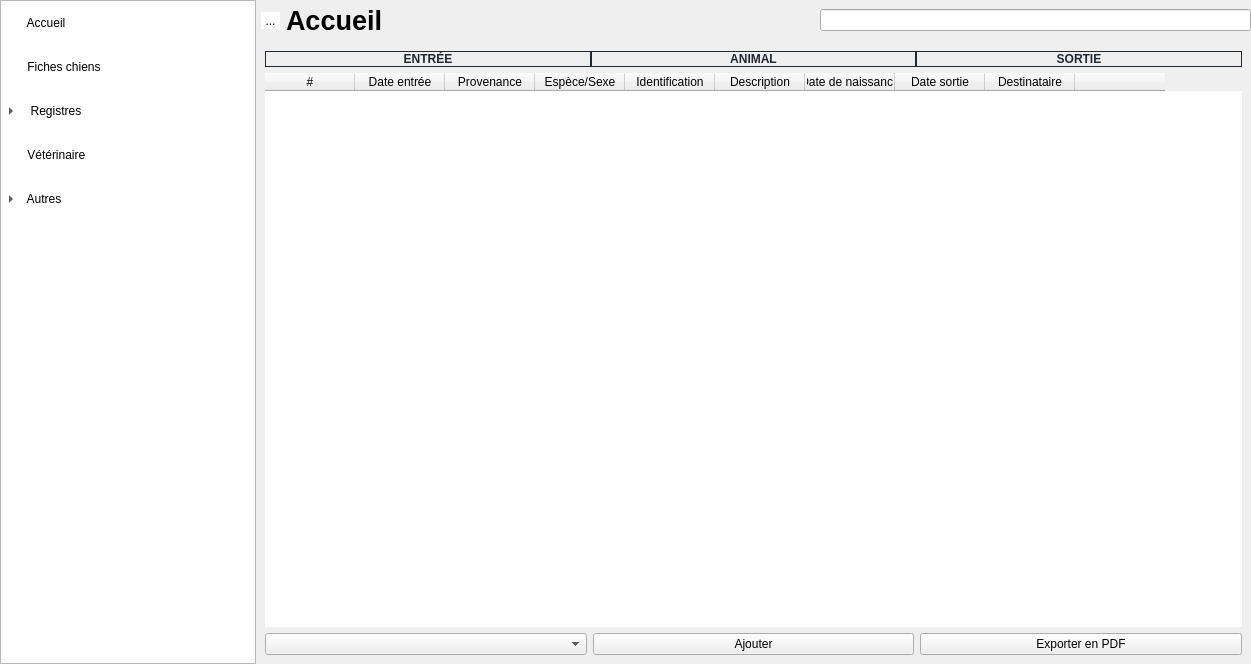
This is mainwindow.ui in ArtAuc/mkrescue as Qt 5 draws it before an edit. The edited form follows.
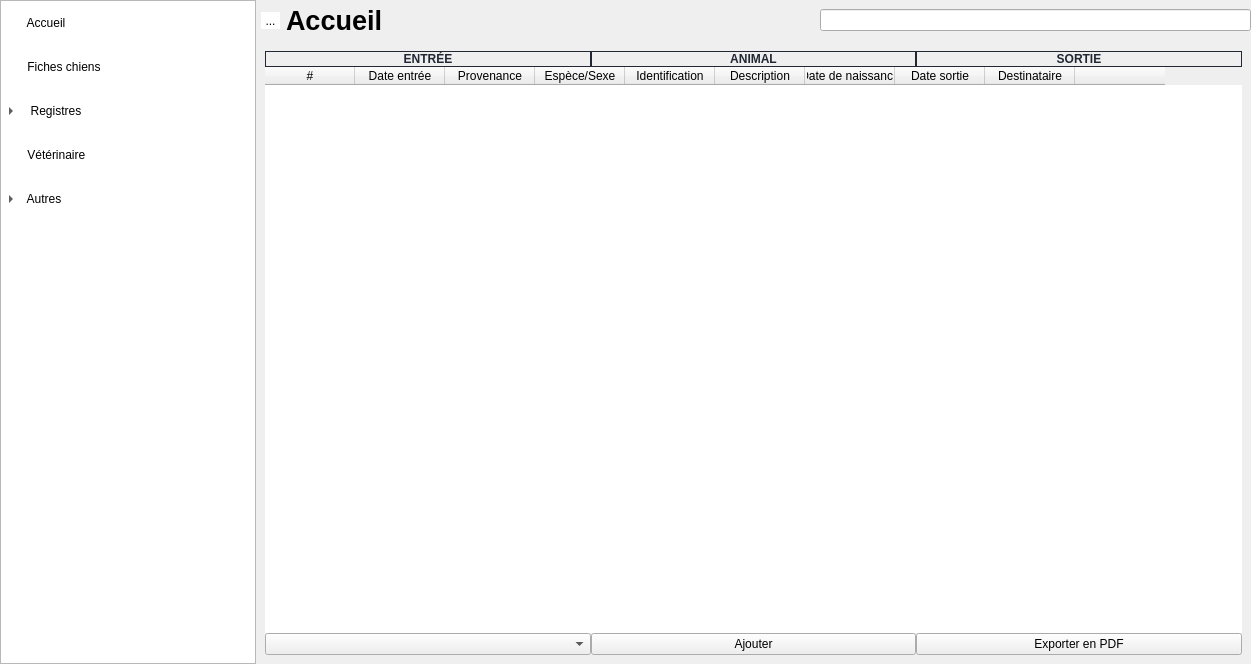
This is the edited form. Icons and pictures are not drawn. Custom widgets are drawn as their Qt base class.

Patch:
```diff
--- a/mainwindow.ui
+++ b/mainwindow.ui
@@ -576,6 +576,9 @@
         </widget>
         <widget class="QWidget" name="careRegistryPage">
          <layout class="QVBoxLayout" name="verticalLayout">
+          <property name="spacing">
+           <number>0</number>
+          </property>
           <item>
            <layout class="QHBoxLayout" name="careLabelLayout">
             <property name="spacing">
```
Left out of the diff: 8 changed lines with no effect on the pictures.
